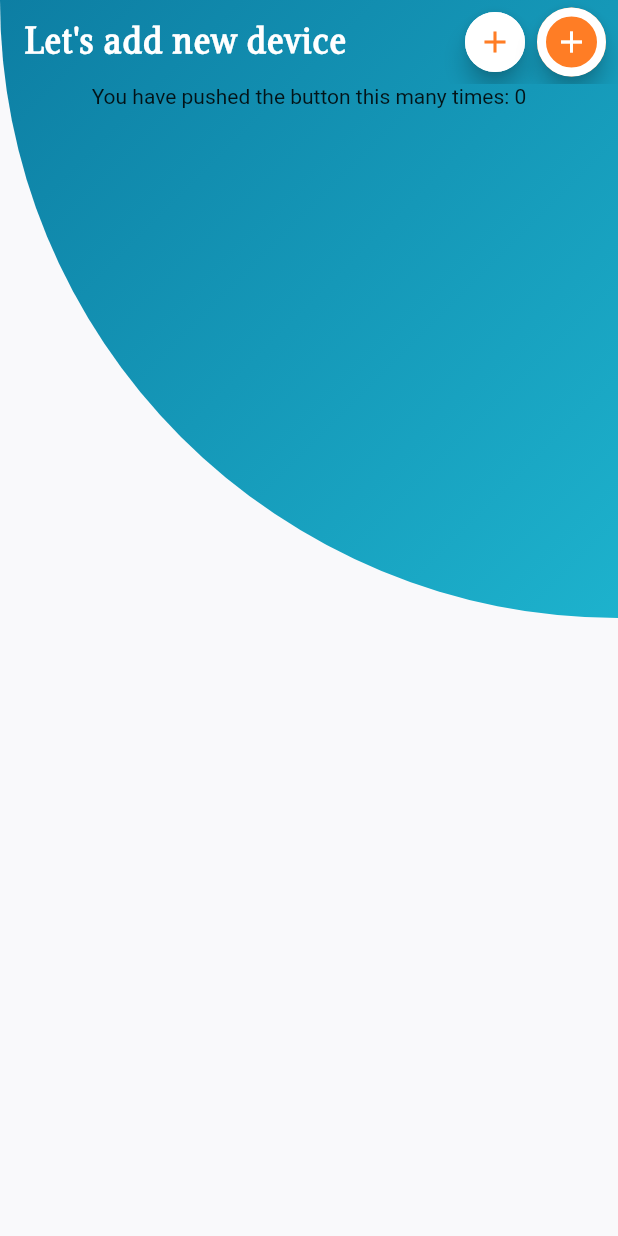
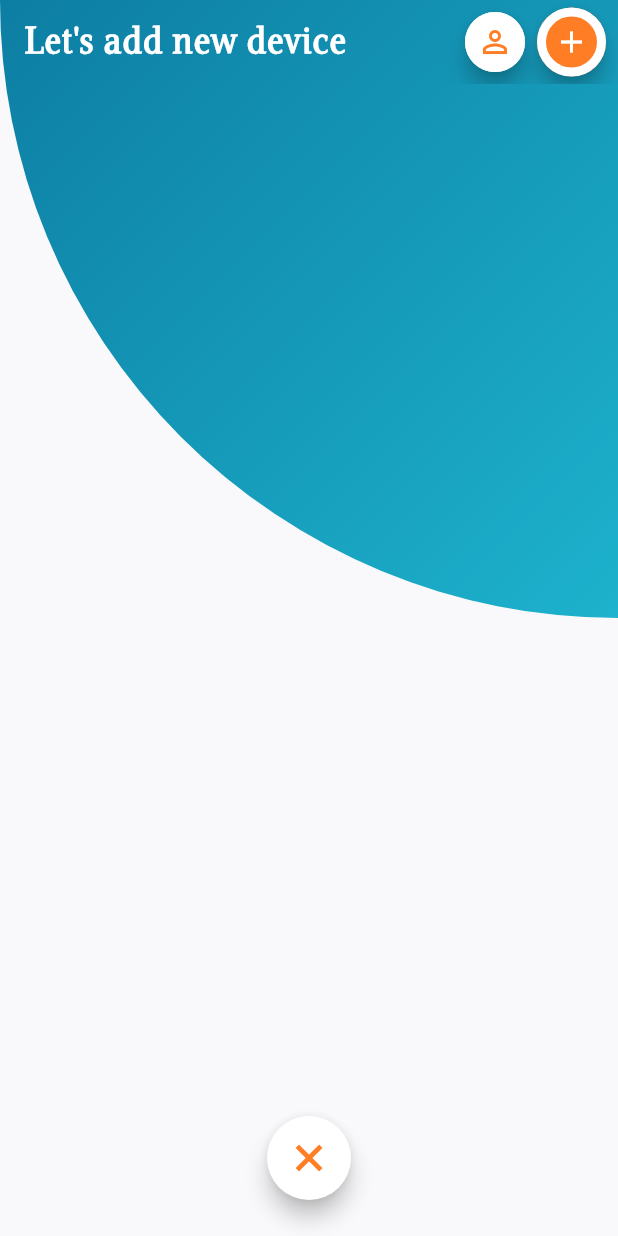
Before and after one commit to Defuera/copybot, a Flutter app: the screen it shows after launch, on a phone screen of 412 x 824 dp. Run offline on Flutter 3.47's test engine with Material 2 defaults, Android fonts, the phone set to English and light mode, and no system bars.

Commit message:
add cancel button

```diff
--- a/lib/devices/devices_page.dart
+++ b/lib/devices/devices_page.dart
@@ -1,3 +1,5 @@
+import 'dart:math';
+
 import 'package:bot/common/theme.dart';
 import 'package:bot/common/utils/navigation_utils.dart';
 import 'package:bot/devices/fancy_background.dart';
@@ -22,14 +24,10 @@ class _DevicesPageState extends State<DevicesPage> {
                 mainAxisSize: MainAxisSize.max,
                 children: <Widget>[
                   _buildAppBar(context),
-                  Center(
-                    child: Column(
-                      mainAxisAlignment: MainAxisAlignment.center,
-                      children: <Widget>[
-                        Text(
-                          'You have pushed the button this many times: 0',
-                        ),
-                      ],
+                  Expanded(
+                    child: Align(
+                      alignment: Alignment.bottomCenter,
+                      child: _buildCancelButton(context),
                     ),
                   ),
                 ],
@@ -53,6 +51,7 @@ class _DevicesPageState extends State<DevicesPage> {
       );
 
   _buildProfileButton(BuildContext context) => SizedBox(
+      //todo inactive
       width: BotDimens.actionButtonDiameter,
       height: BotDimens.actionButtonDiameter,
       child: Padding(
@@ -67,7 +66,7 @@ class _DevicesPageState extends State<DevicesPage> {
           onPressed: () => navigateTo(context, WizardPage()),
           tooltip: 'Increment',
           child: Icon(
-            Icons.add,
+            Icons.person_outline,
             color: BotColors.orange,
           ),
           backgroundColor: Colors.white,
@@ -95,4 +94,23 @@ class _DevicesPageState extends State<DevicesPage> {
           ),
         ));
   }
+
+  _buildCancelButton(BuildContext context) {
+    var degreesInRadian45 = pi / 4.0;
+    return Padding(
+      padding: const EdgeInsets.all(24.0),
+      child: FloatingActionButton(
+        onPressed: () {},
+        backgroundColor: Colors.white,
+        child: Transform.rotate(
+          angle:  degreesInRadian45,
+          child: Icon(
+            Icons.add,
+            size: 38.0,
+            color: BotColors.orange,
+          ),
+        ),
+      ),
+    );
+  }
 }
```
Also changed, not shown: lib/devices/devices_bloc.dart (deleted).
